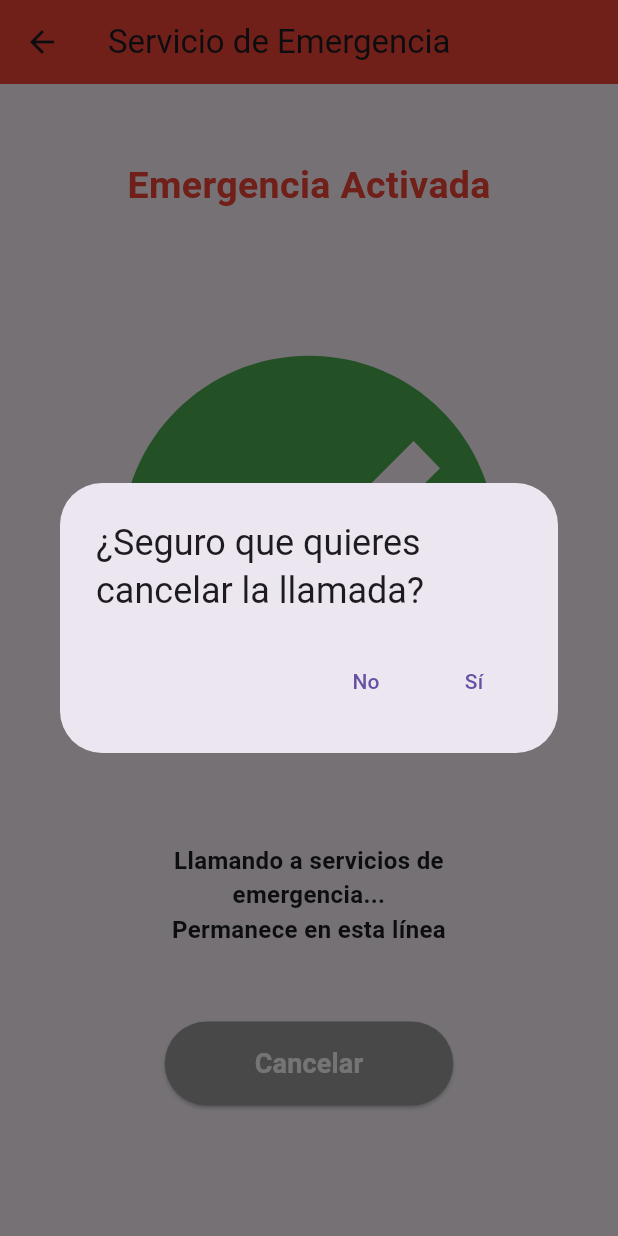
After one commit to dorkzos/grupo10_proyectoFlutter_basico, a Flutter app: the PantallaEmergencia screen opened directly, after a tap on "Cancelar", on a phone screen of 412 x 824 dp. The commit adds this screen. Run offline on Flutter 3.47's test engine with Material 3 defaults, Android fonts, the phone set to English and light mode, and no system bars.

Commit message:
Agregar pantalla de emergencia con diálogo de confirmación

```diff
--- /dev/null
+++ b/lib/emergencia.dart
@@ -0,0 +1,89 @@
+import 'package:flutter/material.dart';
+
+class PantallaEmergencia extends StatelessWidget {
+  const PantallaEmergencia({super.key});
+
+  @override
+  Widget build(BuildContext context) {
+    return Scaffold(
+      appBar: AppBar(
+        title: const Text('Servicio de Emergencia'),
+        backgroundColor: Colors.red,
+      ),
+      body: Column(
+        crossAxisAlignment: CrossAxisAlignment.center,
+        children: [
+          SizedBox(height: 50),
+          Row(
+            mainAxisAlignment: MainAxisAlignment.center,
+            children: [
+              Text(
+                'Emergencia Activada',
+                style: TextStyle(fontSize: 25, fontWeight: FontWeight.bold, color: Colors.red),
+              ),
+            ],
+          ),
+          SizedBox(height: 70),
+          Row(
+            mainAxisAlignment: MainAxisAlignment.center,
+            crossAxisAlignment: CrossAxisAlignment.center,
+            children: [
+              Icon(Icons.check_circle, size: 300, color: Colors.green),
+            ],
+          ),
+          SizedBox(height: 50),
+          Row(
+            children: [
+              Expanded(flex: 20, child: SizedBox()),
+              Expanded(
+                flex: 80,
+                child: Text(
+                  'Llamando a servicios de emergencia...\nPermanece en esta línea',
+                  style: TextStyle(fontSize: 16, fontWeight: FontWeight.bold),
+                  textAlign: TextAlign.center,
+                ),
+              ),
+              Expanded(flex: 20, child: SizedBox()),
+            ],
+          ),
+          SizedBox(height: 50),
+          ElevatedButton(
+            onPressed: () {
+              showDialog(
+                context: context,
+                builder: (BuildContext context) {
+                  return AlertDialog(
+                    title: Text('¿Seguro que quieres cancelar la llamada?'),
+                    actions: [
+                      TextButton(
+                        onPressed: () {
+                          Navigator.pop(context);  // Cierra el diálogo
+                        },
+                        child: Text('No'),
+                      ),
+                      TextButton(
+                        onPressed: () {
+                          Navigator.pop(context);  // Cierra el diálogo
+                          Navigator.pop(context);  // Vuelve a la pantalla anterior
+                        },
+                        child: Text('Sí'),
+                      ),
+                    ],
+                  );
+                },
+              );
+            },
+            style: ElevatedButton.styleFrom(
+              backgroundColor: Colors.grey,
+              padding: EdgeInsets.symmetric(horizontal: 60, vertical: 15),
+            ),
+            child: Text(
+              'Cancelar',
+              style: TextStyle(fontSize: 18, fontWeight: FontWeight.bold, color: Colors.white),
+            ),
+          ),
+        ],
+      ),
+    );
+  }
+}
--- a/pubspec.yaml
+++ b/pubspec.yaml
@@ -13,7 +13,7 @@ dependencies:
 dev_dependencies:
   flutter_test:
     sdk: flutter
-  flutter_lints: ^5.0.0
+  flutter_lints: ^6.0.0
 
 flutter:
   uses-material-design: true
```
Also changed, not shown: lib/basico_1.dart (+50 -8 lines).
